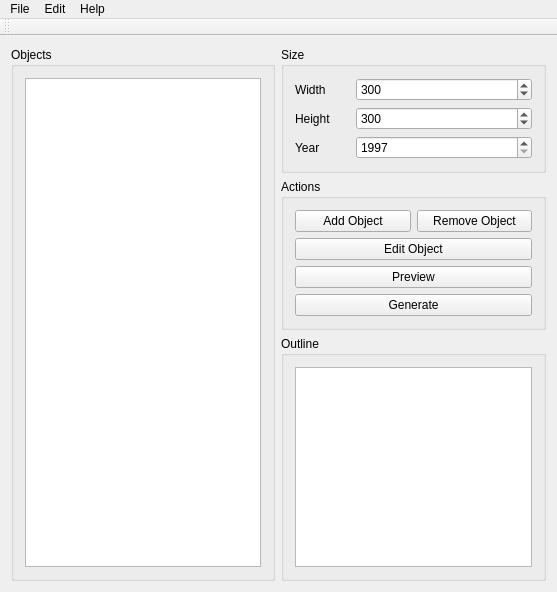
Before: the Qt Designer form SimpleCalendarCreator/src/window/SimpleCalendarCreator.ui in kelvinchin12070811/SimpleCalendarCreator, drawn with Qt 5.
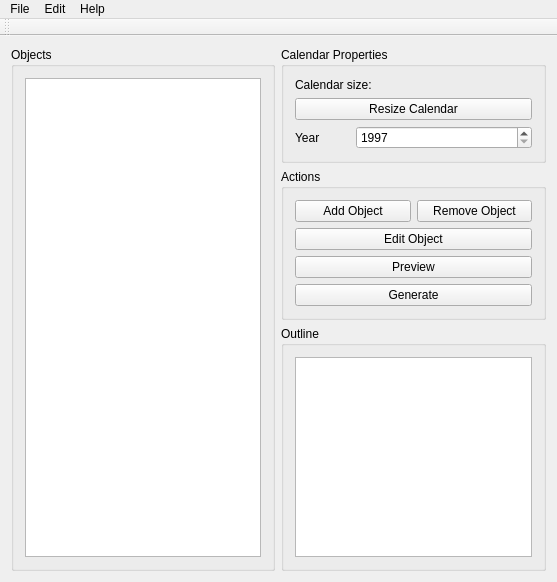
After: the same form once the commit is applied.

Commit message: Added resize calendar feature and new project feature.

What changed in the file:
```diff
--- a/SimpleCalendarCreator/src/window/SimpleCalendarCreator.ui
+++ b/SimpleCalendarCreator/src/window/SimpleCalendarCreator.ui
@@ -39,80 +39,22 @@
       <item>
        <widget class="QGroupBox" name="gpSize">
         <property name="title">
-         <string>Size</string>
+         <string>Calendar Properties</string>
         </property>
         <layout class="QVBoxLayout" name="verticalLayout">
          <item>
-          <layout class="QHBoxLayout" name="horizontalLayout_2">
-           <item>
-            <widget class="QLabel" name="labWidth">
-             <property name="minimumSize">
-              <size>
-               <width>55</width>
-               <height>0</height>
-              </size>
-             </property>
-             <property name="maximumSize">
-              <size>
-               <width>55</width>
-               <height>16777215</height>
-              </size>
-             </property>
-             <property name="text">
-              <string>Width</string>
-             </property>
-            </widget>
-           </item>
-           <item>
-            <widget class="QSpinBox" name="spnWidth">
-             <property name="minimum">
-              <number>1</number>
-             </property>
-             <property name="maximum">
-              <number>99999</number>
-             </property>
-             <property name="value">
-              <number>300</number>
-             </property>
-            </widget>
-           </item>
-          </layout>
+          <widget class="QLabel" name="szCalendarIndicator">
+           <property name="text">
+            <string>Calendar size:</string>
+           </property>
+          </widget>
          </item>
          <item>
-          <layout class="QHBoxLayout" name="horizontalLayout_3">
-           <item>
-            <widget class="QLabel" name="labHeight">
-             <property name="minimumSize">
-              <size>
-               <width>55</width>
-               <height>0</height>
-              </size>
-             </property>
-             <property name="maximumSize">
-              <size>
-               <width>55</width>
-               <height>16777215</height>
-              </size>
-             </property>
-             <property name="text">
-              <string>Height</string>
-             </property>
-            </widget>
-           </item>
-           <item>
-            <widget class="QSpinBox" name="spnHeight">
-             <property name="minimum">
-              <number>1</number>
-             </property>
-             <property name="maximum">
-              <number>99999</number>
-             </property>
-             <property name="value">
-              <number>300</number>
-             </property>
-            </widget>
-           </item>
-          </layout>
+          <widget class="QPushButton" name="btnResize">
+           <property name="text">
+            <string>Resize Calendar</string>
+           </property>
+          </widget>
          </item>
          <item>
           <layout class="QHBoxLayout" name="horizontalLayout_4">
```
Left out of the diff: 12 changed lines with no effect on the pictures. The commit also changes 9 other files.
